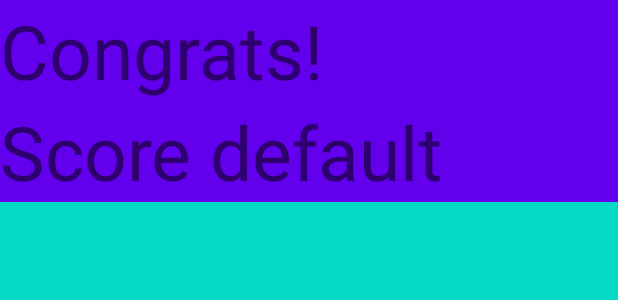
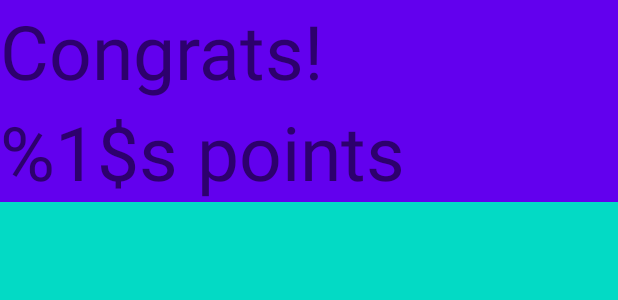
Before and after one commit to alebal123bal/quiz_risposte_multiple, an Android app: the layout activity_last.xml on its own in the app's theme, with its tools: preview values and no code run, on a phone screen of 412 x 824 dp. Shown: the top 300 px of the screen. Run offline under Robolectric (Android 15) with nearby library versions, the phone set to English and light mode, and no system bars.

Commit message:
Finish() main activity when showing results view to prevent illegal increment of score

```diff
--- a/app/src/main/java/com/example/quiz_risposte_multiple/LastActivity.kt
+++ b/app/src/main/java/com/example/quiz_risposte_multiple/LastActivity.kt
@@ -11,7 +11,7 @@ class LastActivity : AppCompatActivity() {
 
                 val scoreTV = findViewById<TextView>(R.id.score_tv)
 
-                scoreTV.text = intent.getStringExtra("score") + " points"
+                scoreTV.text = getString(R.string.score, intent.getStringExtra("score"))
 
                 //TODO Clear old activity
         }
--- a/app/src/main/java/com/example/quiz_risposte_multiple/MainActivity.kt
+++ b/app/src/main/java/com/example/quiz_risposte_multiple/MainActivity.kt
@@ -83,6 +83,7 @@ class MainActivity : AppCompatActivity(), View.OnClickListener {
                         setupText(questionIndex)
                     }
                     else{
+                        finish()
                         val intent = Intent(this, LastActivity::class.java)
                         intent.putExtra("score", score.toString())
                         startActivity(intent)
--- a/app/src/main/res/layout/activity_last.xml
+++ b/app/src/main/res/layout/activity_last.xml
@@ -17,7 +17,7 @@
             android:id="@+id/score_tv"
             android:layout_width="match_parent"
             android:layout_height="wrap_content"
-            android:text="@string/score_default"
+            android:text="@string/score"
             android:background="@color/purple_500"
             android:textSize="50sp">
         </TextView>
--- a/app/src/main/res/values/strings.xml
+++ b/app/src/main/res/values/strings.xml
@@ -5,6 +5,6 @@
 
     <string name="submit">SUBMIT</string>
 
-    <string name="score_default">Score default</string>
+    <string name="score">%1$s points</string>
 
 </resources>
```
